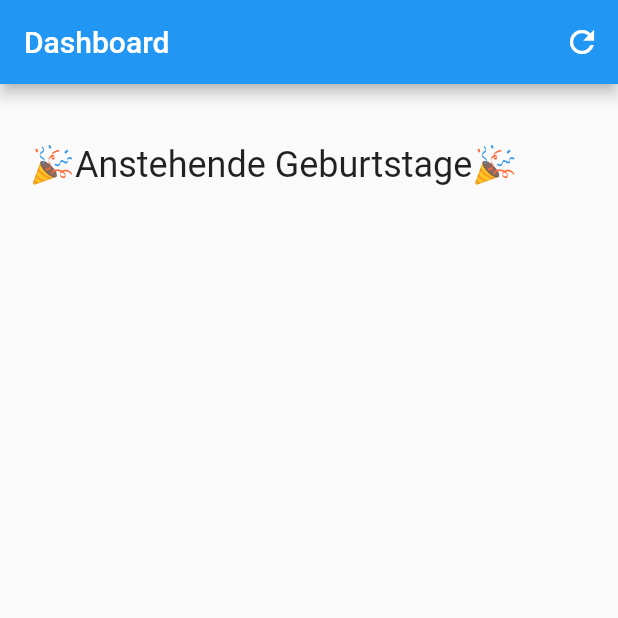
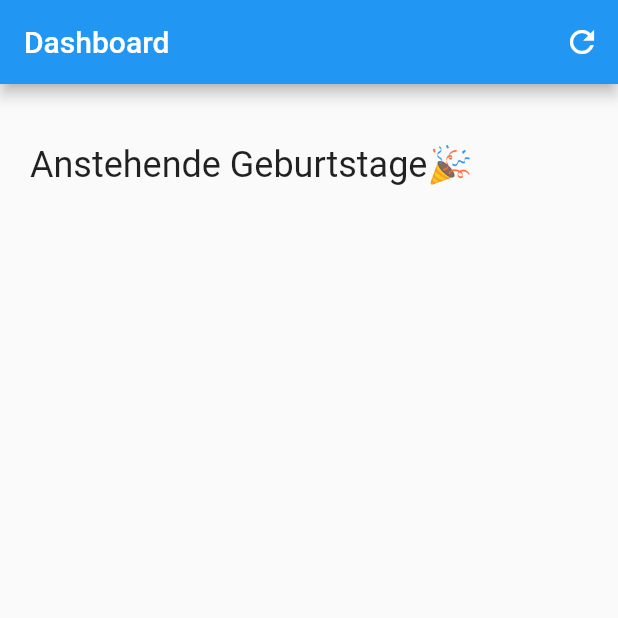
Before and after one commit to coodoo-io/geburtstags-app, a Flutter app: the DashboardScreen screen opened directly, on a phone screen of 412 x 824 dp, the top half of it. Run offline on Flutter 3.47's test engine with Material 2 defaults, Android fonts, the phone set to English and light mode, and no system bars; our stand-ins replace shared_preferences; accounts and stored records are empty.

```diff
--- a/lib/screens/dashboard/dashboard.screen.dart
+++ b/lib/screens/dashboard/dashboard.screen.dart
@@ -36,7 +36,7 @@ class _DashboardScreenState extends State<DashboardScreen> {
               const Padding(
                 padding: EdgeInsets.only(bottom: 20.0),
                 child: Text(
-                  "🥳Heutige Geburtstage🎂",
+                  "Heutige Geburtstage🎂",
                   style: TextStyle(fontSize: 24),
                   overflow: TextOverflow.ellipsis,
                 ),
@@ -91,7 +91,7 @@ class _DashboardScreenState extends State<DashboardScreen> {
             const Padding(
               padding: EdgeInsets.symmetric(vertical: 20.0),
               child: Text(
-                "🎉Anstehende Geburtstage🎉",
+                "Anstehende Geburtstage🎉",
                 style: TextStyle(fontSize: 24),
                 overflow: TextOverflow.ellipsis,
               ),
```
